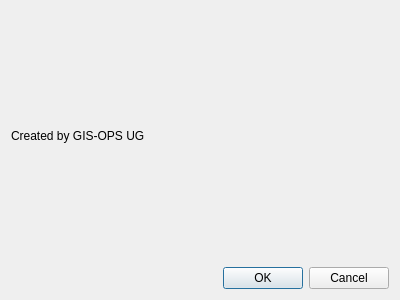
First picture: the form in valhalla/resources/ui/dlg_about.ui, repository nilsnolde/valhalla-qgis-plugin, before the edit.
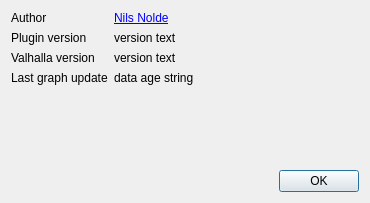
Second picture: the form after the edit.

Commit message: many improvements: add proper about dialog, graph extent button etc

What changed in the file:
```diff
--- a/valhalla/resources/ui/dlg_about.ui
+++ b/valhalla/resources/ui/dlg_about.ui
@@ -6,8 +6,8 @@
    <rect>
     <x>0</x>
     <y>0</y>
-    <width>400</width>
-    <height>300</height>
+    <width>370</width>
+    <height>203</height>
    </rect>
   </property>
   <property name="windowTitle">
@@ -15,19 +15,81 @@
   </property>
   <layout class="QVBoxLayout" name="verticalLayout">
    <item>
-    <widget class="QLabel" name="label">
-     <property name="text">
-      <string>Created by GIS-OPS UG</string>
+    <layout class="QFormLayout" name="formLayout">
+     <property name="leftMargin">
+      <number>0</number>
      </property>
-    </widget>
+     <item row="0" column="0">
+      <widget class="QLabel" name="label">
+       <property name="text">
+        <string>Author</string>
+       </property>
+      </widget>
+     </item>
+     <item row="0" column="1">
+      <widget class="QLabel" name="label_3">
+       <property name="text">
+        <string>&lt;html&gt;&lt;head/&gt;&lt;body&gt;&lt;p&gt;&lt;a href=&quot;https://github.com/nilsnolde&quot;&gt;&lt;span style=&quot; text-decoration: underline; color:#0000ff;&quot;&gt;Nils Nolde&lt;/span&gt;&lt;/a&gt;&lt;/p&gt;&lt;/body&gt;&lt;/html&gt;</string>
+       </property>
+      </widget>
+     </item>
+     <item row="1" column="0">
+      <widget class="QLabel" name="label_2">
+       <property name="text">
+        <string>Plugin version</string>
+       </property>
+      </widget>
+     </item>
+     <item row="1" column="1">
+      <widget class="QLabel" name="ui_plugin_version_text">
+       <property name="text">
+        <string>version text</string>
+       </property>
+       <property name="textInteractionFlags">
+        <set>Qt::LinksAccessibleByMouse|Qt::TextSelectableByKeyboard|Qt::TextSelectableByMouse</set>
+       </property>
+      </widget>
+     </item>
+     <item row="2" column="0">
+      <widget class="QLabel" name="label_4">
+       <property name="text">
+        <string>Valhalla version</string>
+       </property>
+      </widget>
+     </item>
+     <item row="2" column="1">
+      <widget class="QLabel" name="ui_valhalla_version_text">
+       <property name="text">
+        <string>version text</string>
+       </property>
+       <property name="textInteractionFlags">
+        <set>Qt::LinksAccessibleByKeyboard|Qt::LinksAccessibleByMouse|Qt::TextBrowserInteraction|Qt::TextSelectableByKeyboard|Qt::TextSelectableByMouse</set>
+       </property>
+      </widget>
+     </item>
+     <item row="3" column="0">
+      <widget class="QLabel" name="label_5">
+       <property name="text">
+        <string>Last graph update</string>
+       </property>
+      </widget>
+     </item>
+     <item row="3" column="1">
+      <widget class="QLabel" name="ui_data_age_text">
+       <property name="text">
+        <string>data age string</string>
+       </property>
+       <property name="textInteractionFlags">
+        <set>Qt::LinksAccessibleByMouse|Qt::TextSelectableByKeyboard|Qt::TextSelectableByMouse</set>
+       </property>
+      </widget>
+     </item>
+    </layout>
    </item>
    <item>
     <widget class="QDialogButtonBox" name="buttonBox">
-     <property name="orientation">
-      <enum>Qt::Horizontal</enum>
-     </property>
      <property name="standardButtons">
-      <set>QDialogButtonBox::Cancel|QDialogButtonBox::Ok</set>
+      <set>QDialogButtonBox::Ok</set>
      </property>
     </widget>
    </item>
```
Left out of the diff: 37 changed lines with no effect on the pictures. The commit also changes 10 other files.
